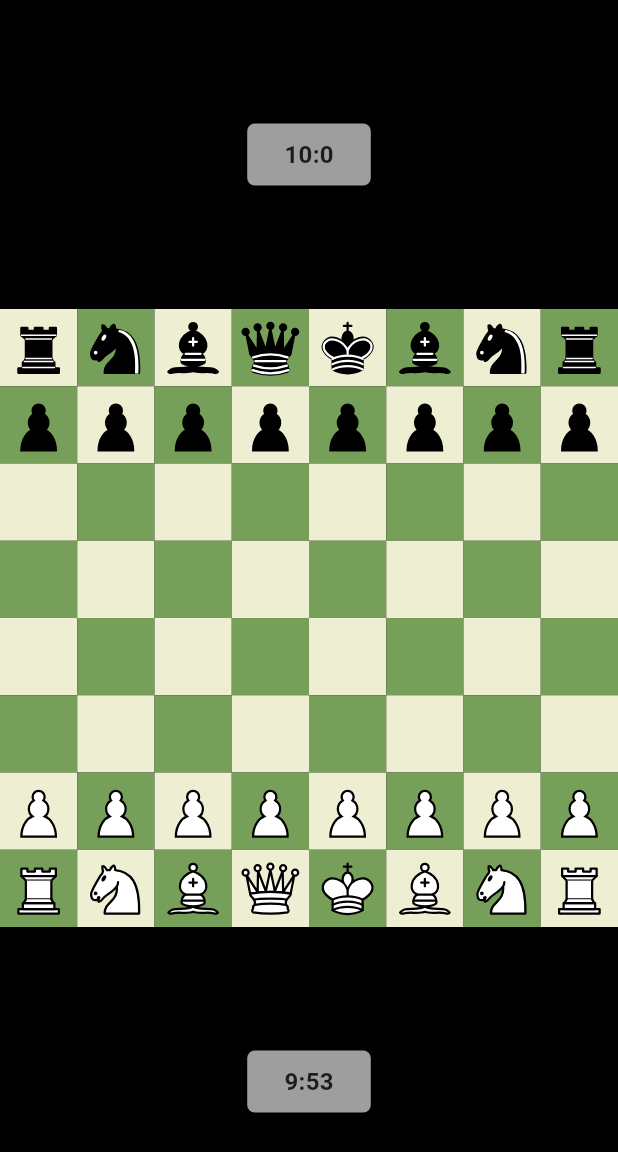
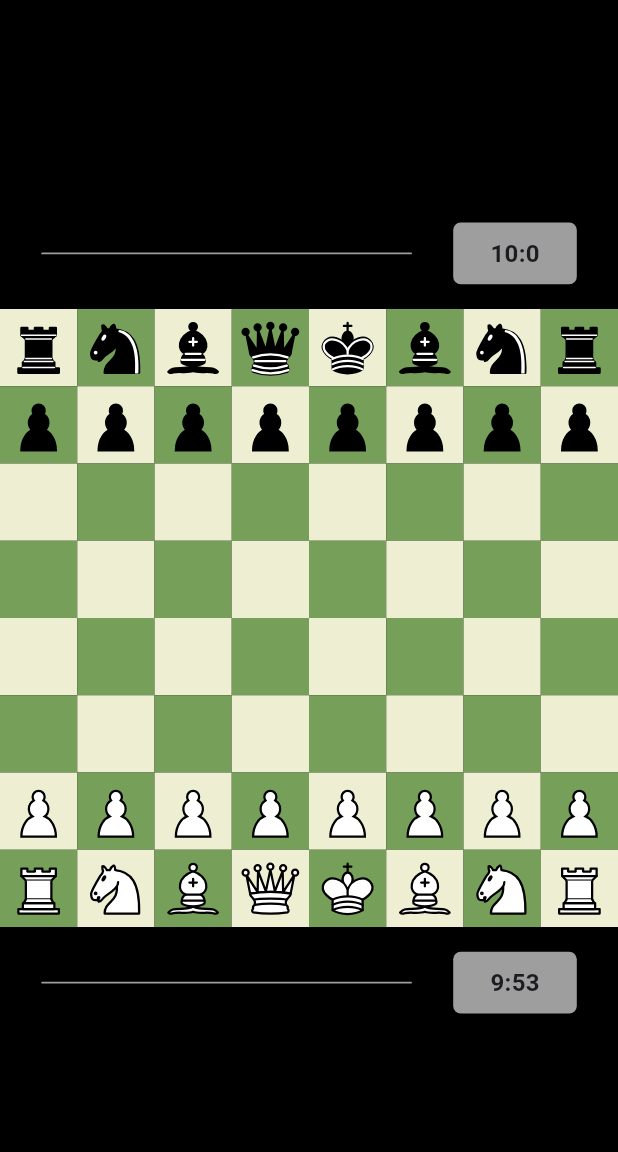
Before and after one commit to anujjainwork/chess-game-flutter, a Flutter app: the screen it shows after launch, on a phone screen of 412 x 824 dp. Shown: the top 1152 px of the screen. Run offline on Flutter 3.47's test engine with Material 3 defaults, Android fonts, the phone set to English and light mode, and no system bars; our stand-ins replace bloc, equatable, flutter_bloc, flutter_svg, sqflite; accounts and stored records are empty.

Commit message:
captured-pieces-implemented, ready to be merged

```diff
--- a/lib/board/presentation/bloc/board_logic_bloc.dart
+++ b/lib/board/presentation/bloc/board_logic_bloc.dart
@@ -1,5 +1,6 @@
 import 'package:bloc/bloc.dart';
 import 'package:chess/board/business/db/initial_board.dart';
+import 'package:chess/board/business/entity/piece_entity.dart';
 import 'package:chess/board/business/enums/player_type_enum.dart';
 import 'package:chess/board/data/model/cell_model.dart';
 import 'package:chess/board/data/repository_impl/move_validation.dart';
@@ -16,6 +17,8 @@ class BoardLogicBloc extends Bloc<BoardLogicEvent, BoardLogicState> {
   int whiteKingIndex = 60;
   int blackKingIndex = 4;
   PlayerType _currentPlayer = PlayerType.white;
+  List<PieceEntity> _capturedPiecesWhite = [];
+  List<PieceEntity> _capturedPiecesBlack = [];
 
   BoardLogicBloc({required this.timerCubit}) : super(BoardLogicInitial()) {
     on<InitializeBoard>(_onInitializeBoard);
@@ -25,6 +28,9 @@ class BoardLogicBloc extends Bloc<BoardLogicEvent, BoardLogicState> {
   }
 
   List<BoardCellModel> get board => _board;
+
+  List<PieceEntity> get capturedPiecesBlack => _capturedPiecesBlack;
+  List<PieceEntity> get capturedPiecesWhite => _capturedPiecesWhite;
 
   @override
   void onTransition(
@@ -37,7 +43,7 @@ class BoardLogicBloc extends Bloc<BoardLogicEvent, BoardLogicState> {
   void _onInitializeBoard(
       InitializeBoard event, Emitter<BoardLogicState> emit) {
     _board = generateInitialBoard();
-    emit(BoardLoaded(_board, _currentPlayer));
+    emit(BoardLoaded(_board, _currentPlayer,_capturedPiecesWhite,_capturedPiecesBlack));
     timerCubit
         .startTimer(_currentPlayer); // Start the timer for the initial player
   }
@@ -95,10 +101,10 @@ class BoardLogicBloc extends Bloc<BoardLogicEvent, BoardLogicState> {
       if (validMovesState.isInCheck) {
         emit(IsCheckState(_currentPlayer, _board));
       } else {
-        emit(BoardLoaded(_board, _currentPlayer));
+        emit(BoardLoaded(_board, _currentPlayer,_capturedPiecesWhite,_capturedPiecesBlack));
       }
     } else {
-      emit(BoardLoaded(_board, _currentPlayer));
+      emit(BoardLoaded(_board, _currentPlayer,_capturedPiecesWhite,_capturedPiecesBlack));
     }
   }
 
@@ -121,6 +127,11 @@ class BoardLogicBloc extends Bloc<BoardLogicEvent, BoardLogicState> {
     );
 
     if (isValid) {
+      if (_board[event.toIndex].hasPiece) {
+        _currentPlayer == PlayerType.white
+            ? _capturedPiecesWhite.add(_board[event.toIndex].pieceEntity!)
+            : _capturedPiecesBlack.add(_board[event.toIndex].pieceEntity!);
+      }
       // Move the piece and update the board
       _board[event.toIndex] = BoardCellModel(
         cellPosition: event.toIndex,
@@ -145,7 +156,7 @@ class BoardLogicBloc extends Bloc<BoardLogicEvent, BoardLogicState> {
         _currentPlayer = _switchPlayer(_currentPlayer);
 
         emit(PieceMoved(event.fromIndex, event.toIndex));
-        emit(BoardLoaded(_board, _currentPlayer));
+        emit(BoardLoaded(_board, _currentPlayer,_capturedPiecesWhite,_capturedPiecesBlack));
       }
       // Start the timer for the next player
       timerCubit.startTimer(_currentPlayer);
--- a/lib/board/presentation/bloc/board_logic_state.dart
+++ b/lib/board/presentation/bloc/board_logic_state.dart
@@ -11,8 +11,10 @@ final class BoardLogicInitial extends BoardLogicState {}
 final class BoardLoaded extends BoardLogicState {
   final List<BoardCellModel> board;
   final PlayerType currentPlayer;
+  final List<PieceEntity> capturedPiecesWhite;
+  final List<PieceEntity> capturedPiecesBlack;
 
-  BoardLoaded(this.board, this.currentPlayer);
+  BoardLoaded(this.board, this.currentPlayer, this.capturedPiecesWhite, this.capturedPiecesBlack);
 }
 
 final class PieceSelected extends BoardLogicState {
--- a/lib/board/presentation/view/board_view.dart
+++ b/lib/board/presentation/view/board_view.dart
@@ -1,7 +1,9 @@
 import 'package:chess/board/presentation/bloc/board_logic_bloc.dart';
 import 'package:chess/board/presentation/cubit/timer_cubit.dart';
 import 'package:chess/board/presentation/widget/board_widget.dart';
+import 'package:chess/board/presentation/widget/captured_piece_widget.dart';
 import 'package:chess/board/presentation/widget/timer_widget.dart';
+import 'package:chess/common/utils.dart';
 import 'package:flutter/material.dart';
 import 'package:flutter_bloc/flutter_bloc.dart';
 
@@ -26,7 +28,6 @@ class BoardGameView extends StatelessWidget {
           body: Column(
             mainAxisAlignment: MainAxisAlignment.spaceEvenly,
             children: [
-              getTimerWidget(false),
               // Chessboard
               Center(child: BlocBuilder<BoardLogicBloc, BoardLogicState>(
                 builder: (context, state) {
@@ -39,7 +40,33 @@ class BoardGameView extends StatelessWidget {
                       state is ValidMovesHighlighted ||
                       state is IsCheckState) {
                     // Ensure the board is always displayed
-                    return getBoardGameWidget(bloc.board, bloc, state);
+                    return Column(
+                      children: [
+                        Row(
+                          mainAxisAlignment: MainAxisAlignment.spaceEvenly,
+                          children: [
+                            getCapturedPiecesWidget(
+                                bloc.capturedPiecesBlack, context),
+                            getTimerWidget(false),
+                          ],
+                        ),
+                        SizedBox(
+                          height: getDynamicHeight(context, 2),
+                        ),
+                        getBoardGameWidget(bloc.board, bloc, state),
+                        SizedBox(
+                          height: getDynamicHeight(context, 2),
+                        ),
+                        Row(
+                          mainAxisAlignment: MainAxisAlignment.spaceEvenly,
+                          children: [
+                            getCapturedPiecesWidget(
+                                bloc.capturedPiecesWhite, context),
+                            getTimerWidget(true),
+                          ],
+                        ),
+                      ],
+                    );
                   } else if (state is InvalidMoveAttempted) {
                     return getBoardGameWidget(bloc.board, bloc, state);
                   } else {
@@ -47,7 +74,6 @@ class BoardGameView extends StatelessWidget {
                   }
                 },
               )),
-              getTimerWidget(true),
             ],
           ),
         ),
--- /dev/null
+++ b/lib/board/presentation/widget/captured_piece_widget.dart
@@ -0,0 +1,74 @@
+import 'package:chess/board/business/entity/piece_entity.dart';
+import 'package:chess/common/utils.dart';
+import 'package:chess/pieces/map_piece_icons.dart';
+import 'package:flutter/material.dart';
+
+Widget getCapturedPiecesWidget(
+    List<PieceEntity> capturedPieces, BuildContext context) {
+  // Group pieces by pieceId
+  final Map<String, int> pieceCount = {};
+  for (var piece in capturedPieces) {
+    pieceCount[piece.pieceId] = (pieceCount[piece.pieceId] ?? 0) + 1;
+  }
+
+  // Constants for layout
+  final containerWidth = getDynamicWidth(context, 60);
+  final baseIconSize = getDynamicWidth(context, 8);
+  final iconSpacing = getDynamicWidth(context, 0.3);
+
+  // Calculate total icons and required rows
+  final totalIcons = pieceCount.keys.length;
+  final maxIconsPerRow = (containerWidth / (baseIconSize + iconSpacing)).floor();
+  final rows = (totalIcons / maxIconsPerRow).ceil();
+
+  // Adjust icon size if necessary
+  final iconSize = rows > 1 ? baseIconSize * (1 / rows) : baseIconSize;
+
+  return Container(
+    width: containerWidth,
+    height: (rows * (iconSize + iconSpacing) + iconSpacing).toDouble(),
+    decoration: BoxDecoration(
+      color: Colors.grey,
+      borderRadius: BorderRadius.circular(4.0),
+    ),
+    child: Wrap(
+      spacing: iconSpacing,
+      runSpacing: iconSpacing,
+      children: [
+        for (var entry in pieceCount.entries)
+          SizedBox(
+            width: iconSize + iconSpacing,
+            height: iconSize + iconSpacing,
+            child: Stack(
+              clipBehavior: Clip.none,
+              alignment: Alignment.topRight,
+              children: [
+                Container(
+                  width: iconSize,
+                  height: iconSize,
+                  child: getPieceIcon(entry.key),
+                ),
+                if (entry.value > 1)
+                  Positioned(
+                    right: -iconSize * 0.1,
+                    top: -iconSize * 0.1,
+                    child: CircleAvatar(
+                      radius: iconSize * 0.3,
+                      backgroundColor: Colors.red,
+                      child: Text(
+                        '${entry.value}',
+                        style: TextStyle(
+                          color: Colors.white,
+                          fontSize: iconSize * 0.4,
+                          fontWeight: FontWeight.bold,
+                        ),
+                      ),
+                    ),
+                  ),
+              ],
+            ),
+          ),
+      ],
+    ),
+  );
+}
```
